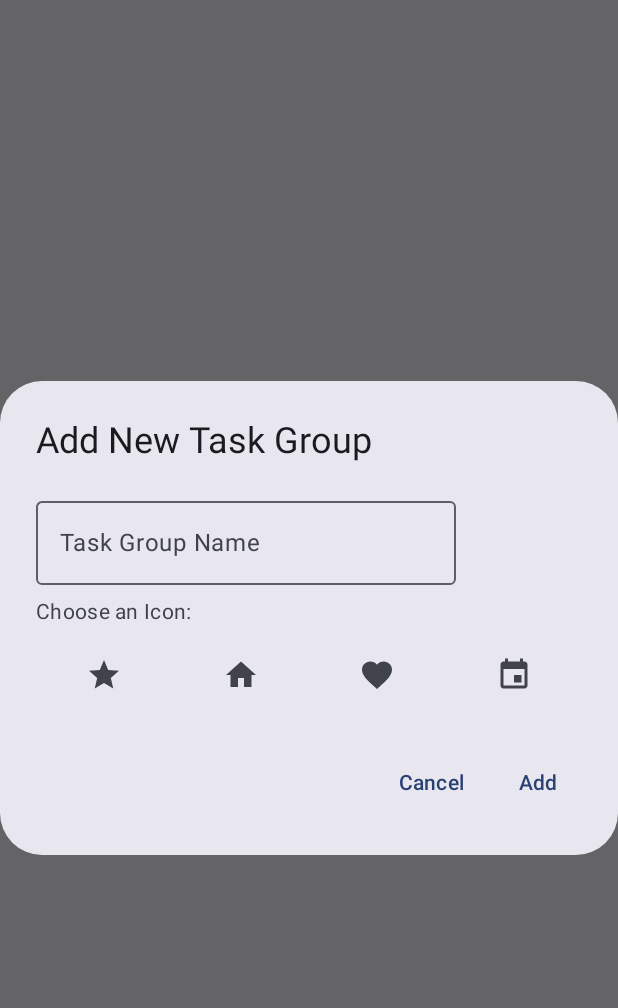
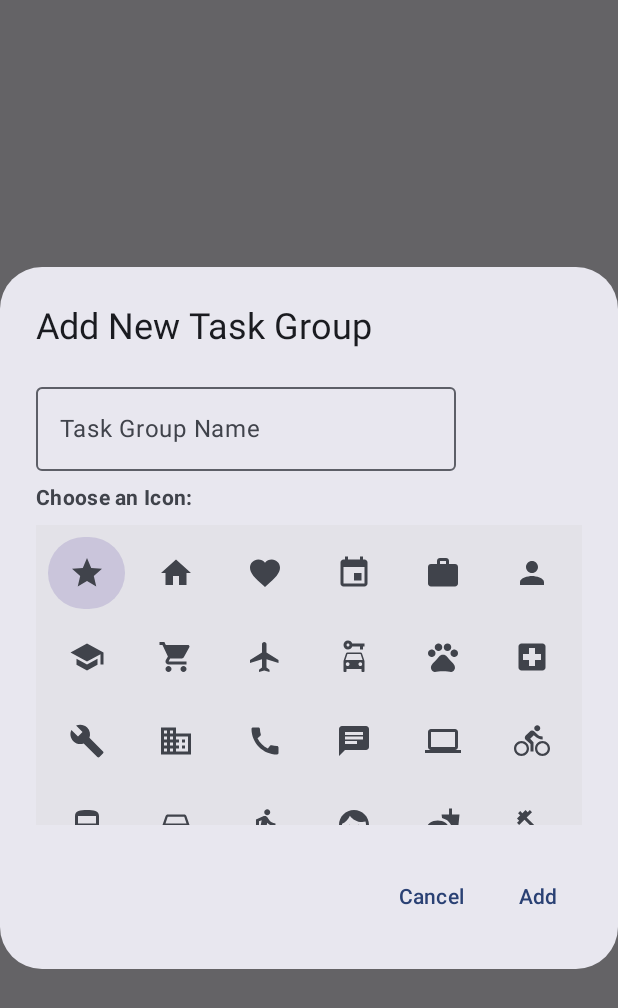
Before and after one commit to AkmallNr/front-end, an Android app built with Jetpack Compose: the composable AddTaskGroupDialog shown on its own in the app's theme, on a phone screen of 412 x 824 dp. Shown: the top 1008 px of the screen. Run offline under Robolectric (Android 15) with nearby library versions, the phone set to English and light mode, and no system bars; 4 statements that could not run were skipped.

Commit message:
nambahin opsi icon

```diff
--- a/app/build.gradle.kts
+++ b/app/build.gradle.kts
@@ -86,5 +86,4 @@ dependencies {
     implementation("androidx.compose.ui:ui:1.6.0")
     implementation("com.google.accompanist:accompanist-flowlayout:0.30.1")
     implementation("androidx.compose.material:material-icons-extended:1.5.0")
-
 }
--- a/app/src/main/java/com/example/schedo/ui/AddToDoScreen.kt
+++ b/app/src/main/java/com/example/schedo/ui/AddToDoScreen.kt
@@ -5,6 +5,8 @@ import androidx.compose.foundation.layout.*
 import androidx.compose.foundation.shape.RoundedCornerShape
 import androidx.compose.material.icons.Icons
 import androidx.compose.material.icons.filled.*
+import androidx.compose.foundation.lazy.grid.*
+import androidx.compose.foundation.lazy.grid.rememberLazyGridState
 import androidx.compose.material3.*
 import androidx.compose.runtime.*
 import androidx.compose.ui.Alignment
@@ -247,12 +249,26 @@ fun CardField(
     }
 }
 
-// Dialog untuk menambahkan Task Group baru
 @Composable
 fun AddTaskGroupDialog(onDismiss: () -> Unit, onAddTaskGroup: (String, ImageVector) -> Unit) {
     var newTaskGroup by remember { mutableStateOf("") }
     var selectedIcon by remember { mutableStateOf(Icons.Default.Star) }
-    val iconOptions = listOf(Icons.Default.Star, Icons.Default.Home, Icons.Default.Favorite, Icons.Default.Event)
+    var customEmoji by remember { mutableStateOf("") }
+    var useEmoji by remember { mutableStateOf(false) }
+
+    val iconOptions = listOf(
+        Icons.Default.Star, Icons.Default.Home, Icons.Default.Favorite, Icons.Default.Event,
+        Icons.Default.Work, Icons.Default.Person, Icons.Default.School, Icons.Default.ShoppingCart,
+        Icons.Default.Flight, Icons.Default.CarRental, Icons.Default.Pets, Icons.Default.LocalHospital,
+        Icons.Default.Build, Icons.Default.Business, Icons.Default.Call, Icons.Default.Chat,
+        Icons.Default.Computer, Icons.Default.DirectionsBike, Icons.Default.DirectionsBus,
+        Icons.Default.DirectionsCar, Icons.Default.DirectionsRun, Icons.Default.Face,
+        Icons.Default.Fastfood, Icons.Default.FitnessCenter, Icons.Default.Laptop, Icons.Default.LocalCafe,
+        Icons.Default.LocalDining, Icons.Default.LocalDrink, Icons.Default.LocalGroceryStore,
+        Icons.Default.LocalMall, Icons.Default.LocalMovies, Icons.Default.LocalOffer, Icons.Default.LocalPizza,
+        Icons.Default.LocalSee, Icons.Default.MusicNote, Icons.Default.PhotoCamera, Icons.Default.SportsBasketball,
+        Icons.Default.SportsEsports, Icons.Default.SportsSoccer, Icons.Default.Train, Icons.Default.Watch
+    )
 
     AlertDialog(
         onDismissRequest = onDismiss,
@@ -278,14 +294,37 @@ fun AddTaskGroupDialog(onDismiss: () -> Unit, onAddTaskGroup: (String, ImageVect
                     label = { Text("Task Group Name") }
                 )
 
-                Text("Choose an Icon:")
-                Row(
-                    modifier = Modifier.fillMaxWidth(),
-                    horizontalArrangement = Arrangement.SpaceAround
+                Text("Choose an Icon:", fontSize = 14.sp, fontWeight = androidx.compose.ui.text.font.FontWeight.Bold)
+
+                val state = rememberLazyGridState()
+
+                Box(
+                    modifier = Modifier
+                        .height(200.dp) // Batasi tinggi agar bisa discroll
+                        .background(Color.LightGray.copy(alpha = 0.2f))
                 ) {
-                    iconOptions.forEach { icon ->
-                        IconButton(onClick = { selectedIcon = icon }) {
-                            Icon(imageVector = icon, contentDescription = "Icon Option")
+                    LazyVerticalGrid(
+                        state = state,
+                        columns = GridCells.Fixed(6), // Tampilkan ikon dalam 6 kolom
+                        modifier = Modifier.fillMaxWidth(),
+                        contentPadding = PaddingValues(8.dp),
+                        verticalArrangement = Arrangement.spacedBy(8.dp),
+                        horizontalArrangement = Arrangement.spacedBy(8.dp)
+                    ) {
+                        items(iconOptions) { icon ->
+                            Box(
+                                contentAlignment = Alignment.Center,
+                                modifier = Modifier
+                                    .size(48.dp)
+                                    .background(
+                                        if (icon == selectedIcon) Color(0xFF6750A4).copy(alpha = 0.2f) else Color.Transparent,
+                                        shape = androidx.compose.foundation.shape.CircleShape
+                                    )
+                            ) {
+                                IconButton(onClick = { selectedIcon = icon }) {
+                                    Icon(imageVector = icon, contentDescription = "Icon Option")
+                                }
+                            }
                         }
                     }
                 }
```
